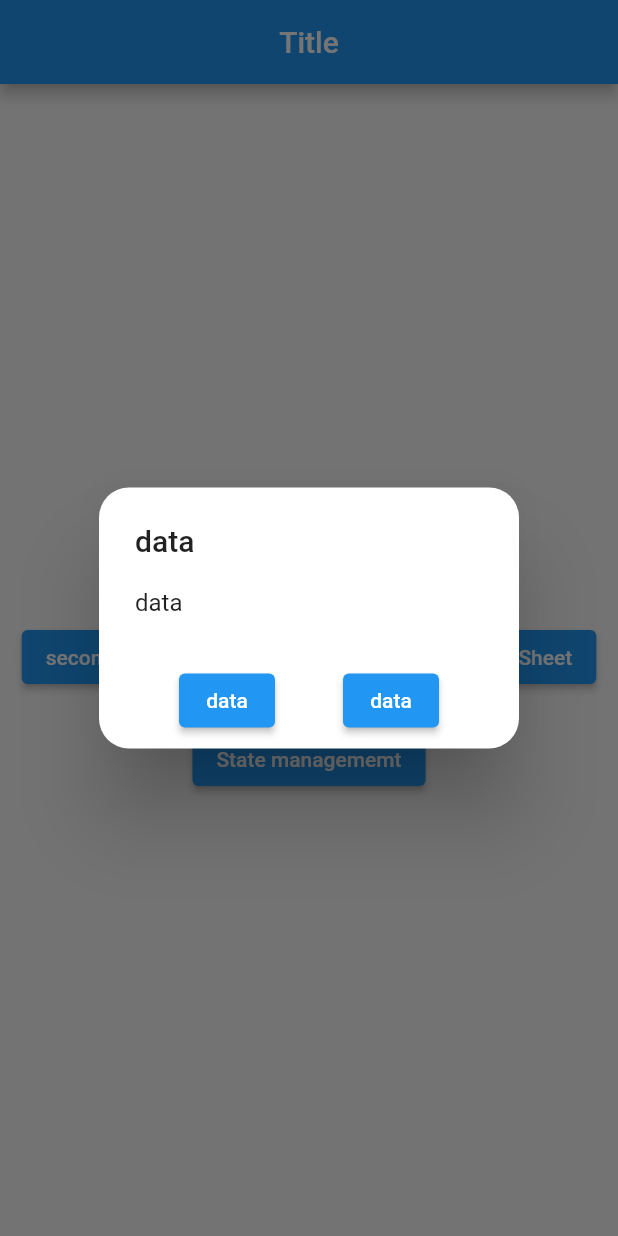
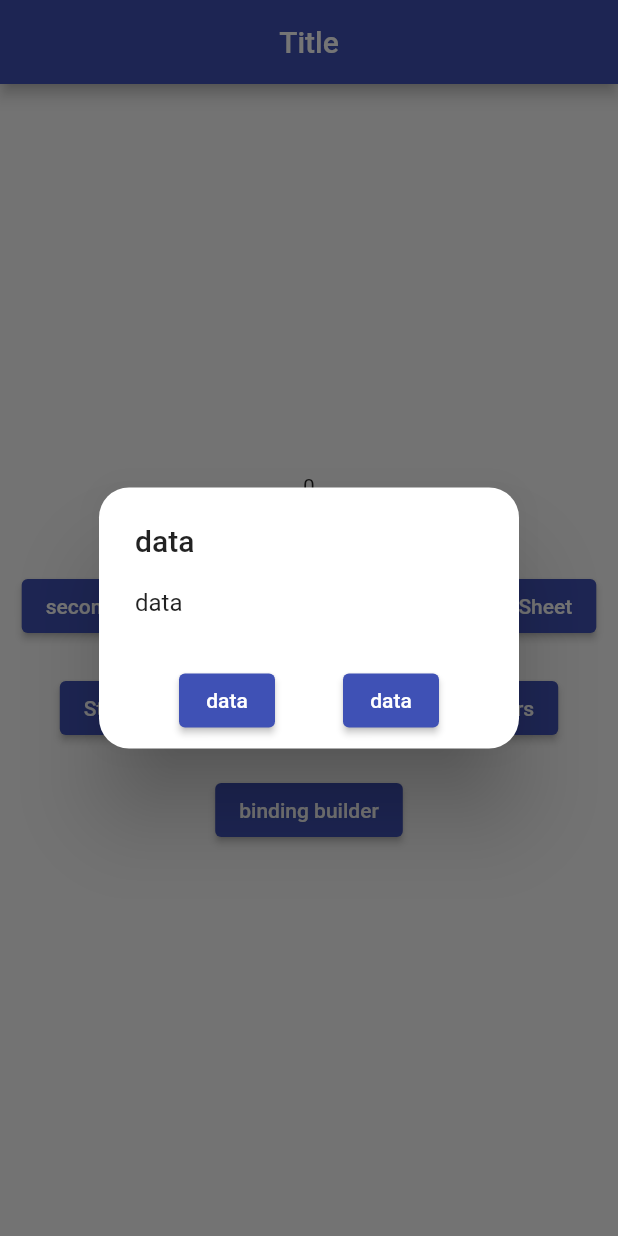
Before and after one commit to sk8rboil/about_GetX, a Flutter app: the screen it shows after launch, after a tap on "Dialog", on a phone screen of 412 x 824 dp. Run offline on Flutter 3.47's test engine with Material 2 defaults, Android fonts, the phone set to English and light mode, and no system bars; our stand-ins replace get.

Commit message:
add getPage

```diff
--- a/lib/controllers/home_controller.dart
+++ b/lib/controllers/home_controller.dart
@@ -1,3 +1,5 @@
+// ignore_for_file: invalid_use_of_protected_member
+
 import 'package:get/get.dart';
 
 class HomeController extends GetxController {
--- a/lib/homepage.dart
+++ b/lib/homepage.dart
@@ -1,5 +1,6 @@
 // ignore_for_file: prefer_const_constructors, sort_child_properties_last
 
+import 'package:basic_get/screens/getx_workers.dart';
 import 'package:basic_get/screens/second_screen.dart';
 import 'package:basic_get/screens/state_management.dart';
 import 'package:flutter/material.dart';
@@ -27,71 +28,56 @@ class MyHomepage extends StatelessWidget {
           mainAxisAlignment: MainAxisAlignment.center,
           // ignore: prefer_const_literals_to_create_immutables
           children: <Widget>[
-            Obx(() => Text(counter.count.toString())),
-            Row(
-              mainAxisAlignment: MainAxisAlignment.spaceEvenly,
-              children: [
-                ElevatedButton(child: Text('+'), onPressed: counter.increment),
-                ElevatedButton(
-                  onPressed: counter.decrement,
-                  child: Text('-'),
-                ),
-              ],
-            ),
+            obxIncrement(counter),
             Wrap(
               alignment: WrapAlignment.spaceAround,
               spacing: 10,
               runSpacing: 20,
               children: [
-                ElevatedButton(
-                  child: Text('second'),
-                  onPressed: () {
-                    Get.to(SecondScreen());
-                  },
-                ),
-                ElevatedButton(
-                  onPressed: () {
-                    /* ScaffoldMessenger.of(context).showSnackBar(
-                  SnackBar(
-                    content: Text('Show Snackbar'),
-                    action: SnackBarAction(label: 'label', onPressed: () {}),
-                  ),
-                ); */
-                    Get.snackbar('title', 'message',
-                        snackPosition: SnackPosition.BOTTOM);
-                  },
-                  child: Text('snackbar'),
-                ),
-                ElevatedButton(
-                  onPressed: () {
-                    Get.dialog(
-                      AlertDialog(
-                        shape: RoundedRectangleBorder(
-                          borderRadius: BorderRadius.circular(20),
-                        ),
-                        title: Text('data'),
-                        content: Text('data'),
-                        actions: [
-                          Row(
-                            mainAxisAlignment: MainAxisAlignment.spaceEvenly,
-                            children: <Widget>[
-                              ElevatedButton(
-                                onPressed: () {},
-                                child: Text('data'),
-                              ),
-                              ElevatedButton(
-                                onPressed: () {},
-                                child: Text('data'),
-                              ),
+                secondScreen(),
+                getSnackbar(),
+                getDialog(),
+                getBottomsheet(),
+                statemanagementScreen(),
+                getWorkers(),
+                getBindingBuilder(),
               ],
             ),
           ],
         ),
+      ),
     );
+  }
+
+  ElevatedButton getBindingBuilder() {
+    return ElevatedButton(
+      onPressed: () {
+        Get.toNamed('/get_route');
       },
-                  child: Text('Dialog'),
-                ),
-                ElevatedButton(
+      child: Text('binding builder'),
+    );
+  }
+
+  ElevatedButton getWorkers() {
+    return ElevatedButton(
+      onPressed: () {
+        Get.to(MyGetxWorkers());
+      },
+      child: Text('Getx Workers'),
+    );
+  }
+
+  ElevatedButton statemanagementScreen() {
+    return ElevatedButton(
+      onPressed: () {
+        Get.to(MyStateManagement());
+      },
+      child: Text('State managememt'),
+    );
+  }
+
+  ElevatedButton getBottomsheet() {
+    return ElevatedButton(
       onPressed: () {
         /* showModalBottomSheet(
                     context: context,
@@ -146,18 +132,80 @@ class MyHomepage extends StatelessWidget {
         );
       },
       child: Text('BottomSheet'),
+    );
+  }
+
+  ElevatedButton getDialog() {
+    return ElevatedButton(
+      onPressed: () {
+        Get.dialog(
+          AlertDialog(
+            shape: RoundedRectangleBorder(
+              borderRadius: BorderRadius.circular(20),
+            ),
+            title: Text('data'),
+            content: Text('data'),
+            actions: [
+              Row(
+                mainAxisAlignment: MainAxisAlignment.spaceEvenly,
+                children: <Widget>[
+                  ElevatedButton(
+                    onPressed: () {},
+                    child: Text('data'),
                   ),
                   ElevatedButton(
-                  onPressed: () {
-                    Get.to(MyStateManagement());
-                  },
-                  child: Text('State managememt'),
+                    onPressed: () {},
+                    child: Text('data'),
                   ),
                 ],
               ),
             ],
           ),
+        );
+      },
+      child: Text('Dialog'),
+    );
+  }
+
+  ElevatedButton getSnackbar() {
+    return ElevatedButton(
+      onPressed: () {
+        /* ScaffoldMessenger.of(context).showSnackBar(
+                SnackBar(
+                  content: Text('Show Snackbar'),
+                  action: SnackBarAction(label: 'label', onPressed: () {}),
                 ),
+              ); */
+        Get.snackbar('title', 'message', snackPosition: SnackPosition.BOTTOM);
+      },
+      child: Text('snackbar'),
+    );
+  }
+
+  ElevatedButton secondScreen() {
+    return ElevatedButton(
+      child: Text('second'),
+      onPressed: () {
+        Get.to(SecondScreen());
+      },
+    );
+  }
+
+  Column obxIncrement(Controller counter) {
+    return Column(
+      children: [
+        Obx(() => Text(counter.count.toString())),
+        Row(
+          mainAxisAlignment: MainAxisAlignment.spaceEvenly,
+          children: [
+            ElevatedButton(child: Text('+'), onPressed: counter.increment),
+            ElevatedButton(
+              onPressed: counter.decrement,
+              child: Text('-'),
+            ),
+          ],
+        ),
+      ],
     );
   }
 }
--- a/lib/main.dart
+++ b/lib/main.dart
@@ -1,12 +1,13 @@
 // ignore_for_file: prefer_const_constructors
 
 import 'package:basic_get/homepage.dart';
+import 'package:basic_get/screens/binding_builder.dart';
 import 'package:basic_get/screens/state_management.dart';
 import 'package:flutter/material.dart';
 import 'package:get/get.dart';
 
 void main() {
-  runApp(GetMaterialApp(home: const MyApp()));
+  runApp(MyApp());
 }
 
 class MyApp extends StatelessWidget {
@@ -15,16 +16,19 @@ class MyApp extends StatelessWidget {
   // This widget is the root of your application.
   @override
   Widget build(BuildContext context) {
-    return MaterialApp(
+    return GetMaterialApp(
       debugShowCheckedModeBanner: false,
       title: 'Flutter Demo',
       theme: ThemeData(
-        primarySwatch: Colors.blue,
+        primarySwatch: Colors.indigo,
       ),
       home: const MyHomepage(title: 'Flutter Demo Home Page'),
       routes: {
         '/state_management': (context) => MyStateManagement(),
       },
+      getPages: [
+        GetPage(name: "/get_route", page: () => MyBindingBuilder()),
+      ],
     );
   }
 }
```
Also changed, not shown: lib/screens/binding_builder.dart (added, +39 -0 lines), lib/screens/getx_workers.dart (added, +36 -0 lines), lib/screens/state_management.dart (+8 -4 lines). Lines whose indentation alone changed are shown as unchanged.
